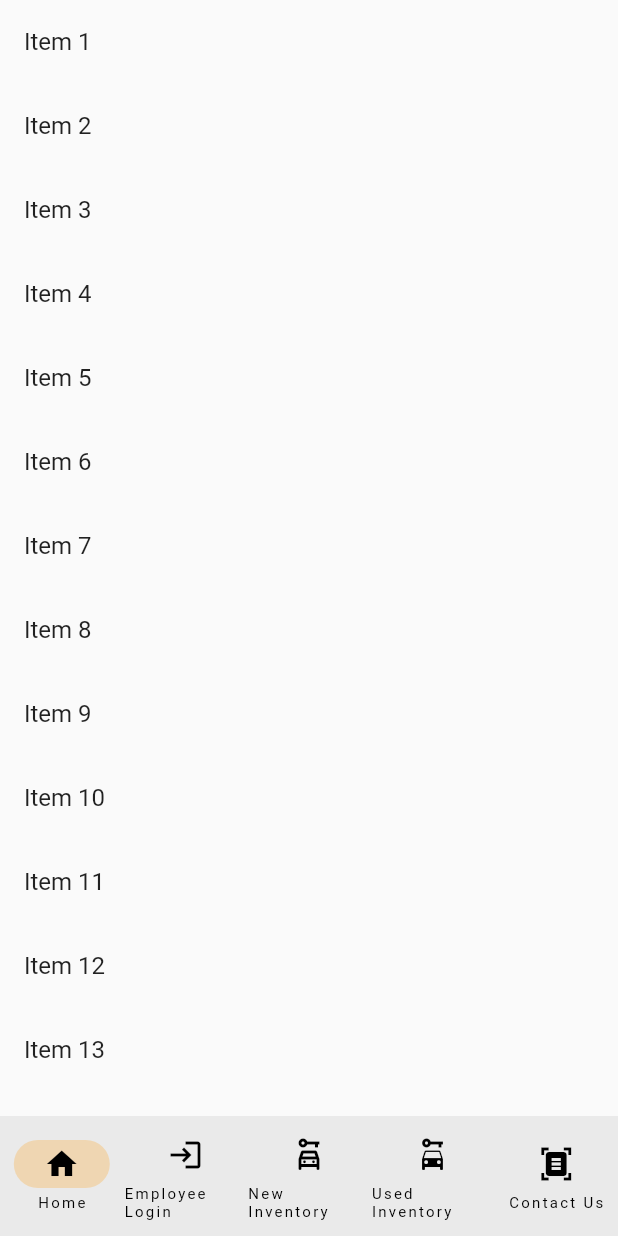
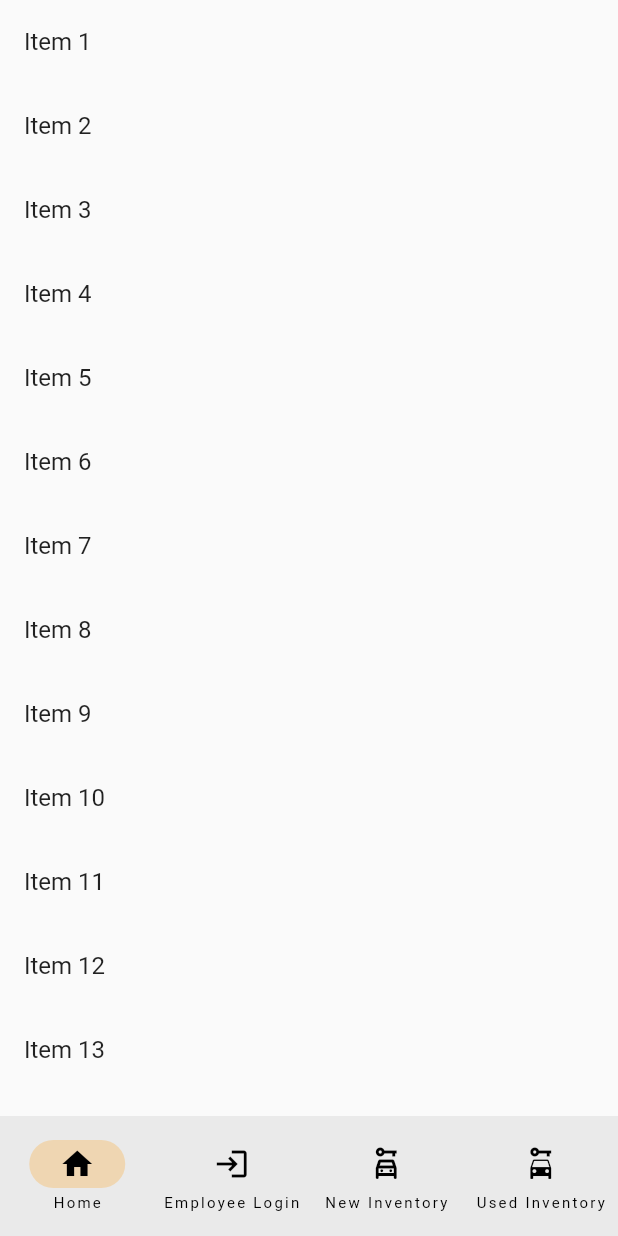
Before and after one commit to abdishakurAbdi/Group4_Final, a Flutter app: the screen it shows after launch, item 4 of the bottom bar chosen, on a phone screen of 412 x 824 dp. Run offline on Flutter 3.47's test engine with Material 2 defaults, Android fonts, the light colour scheme and no system bars; our stand-ins replace dio, flutter_secure_storage.

Commit message:
deleted contact us

```diff
--- a/final_project/lib/main.dart
+++ b/final_project/lib/main.dart
@@ -53,7 +53,6 @@ class RootPage extends StatefulWidget {
                 NavigationDestination(icon: Icon(Icons.login), label: 'Employee Login'),
                 NavigationDestination(icon: Icon(Icons.car_rental_outlined), label: 'New Inventory'),
                 NavigationDestination(icon: Icon(Icons.car_rental), label: 'Used Inventory'),
-                NavigationDestination(icon: Icon(Icons.document_scanner), label: 'Contact Us'),
 
               ],
               onDestinationSelected: (index) {
```
